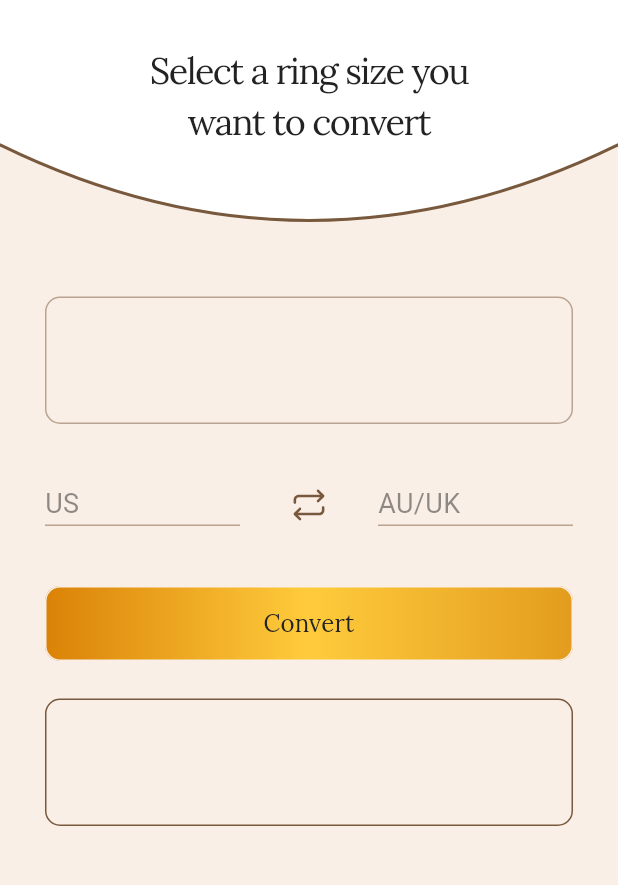
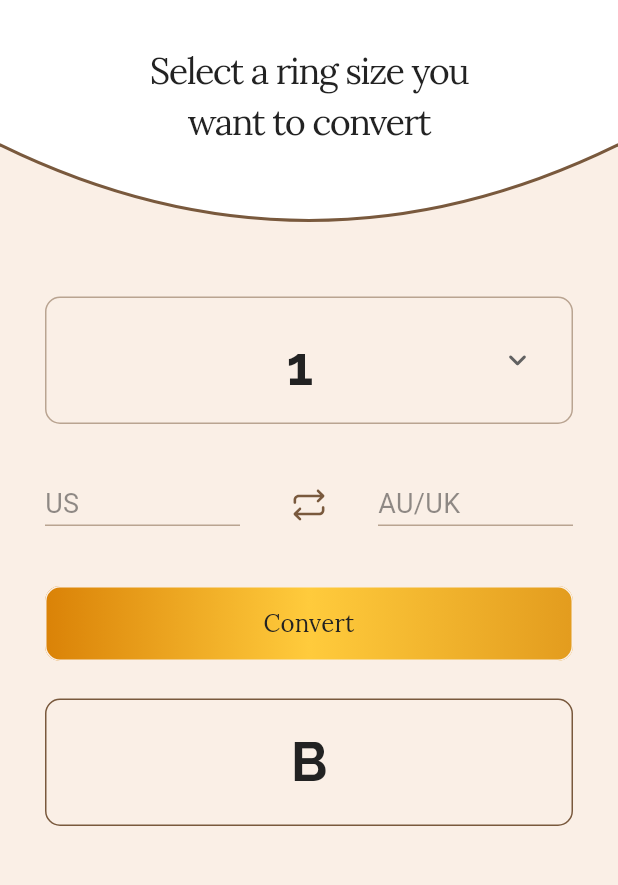
Before and after one commit to s0urav-hald3r/ring_sizer, a Flutter app: the ConverterPage screen opened directly, after a tap on "Convert", on a phone screen of 412 x 824 dp, the part 83-968 px from its top. Run offline on Flutter 3.47's test engine with Material 3 defaults, Android fonts, the phone set to English and light mode, and no system bars; drawn by our look-alikes of dropdown_button2; our stand-ins replace dotted_border, flutter_svg, get, get_storage, google_fonts, page_transition and 1 more; accounts and stored records are empty; Roboto replaces fonts that are missing (Montaga).

Commit message:
convert page controller configuration done

```diff
--- a/lib/components/converter_section.dart
+++ b/lib/components/converter_section.dart
@@ -25,7 +25,7 @@ class ConverterSection extends StatelessWidget {
         ),
         child: Obx(
           () => Text(
-            controller.to,
+            controller.from,
             style: GoogleFonts.montaga(
               fontSize: 18,
               fontWeight: FontWeight.w400,
@@ -50,7 +50,7 @@ class ConverterSection extends StatelessWidget {
         ),
         child: Obx(
           () => Text(
-            controller.from,
+            controller.to,
             style: GoogleFonts.montaga(
               fontSize: 18,
               fontWeight: FontWeight.w400,
--- /dev/null
+++ b/lib/components/custom_drop_down_button.dart
@@ -0,0 +1,95 @@
+import 'package:dropdown_button2/dropdown_button2.dart';
+import 'package:flutter/material.dart';
+import 'package:google_fonts/google_fonts.dart';
+import 'package:ring_sizer/config/constants.dart';
+
+class CustomDropDownButton extends StatelessWidget {
+  final List<String> items;
+  final String selectedValue;
+  final Function onChanged;
+  const CustomDropDownButton({
+    super.key,
+    required this.items,
+    required this.selectedValue,
+    required this.onChanged,
+  });
+
+  @override
+  Widget build(BuildContext context) {
+    return DropdownButtonHideUnderline(
+      child: DropdownButton2(
+        items: items.map(
+          (item) {
+            String first = item.split(' ')[0];
+
+            bool isfloat = item.split(' ').length > 1;
+            String second = '';
+            if (isfloat) {
+              second = item.split(' ')[1];
+            }
+
+            return DropdownMenuItem<String>(
+              value: item,
+              child: Row(mainAxisSize: MainAxisSize.min, children: [
+                Text(
+                  first,
+                  style: GoogleFonts.raleway(
+                    fontSize: 36,
+                    fontWeight: FontWeight.w700,
+                    color: textColor,
+                  ),
+                ),
+                if (isfloat) ...[
+                  const SizedBox(width: 2.5),
+                  Text(
+                    second,
+                    style: GoogleFonts.raleway(
+                      fontSize: 18,
+                      fontWeight: FontWeight.w400,
+                      color: secondaryColor,
+                      height: -1, // Adjust this value
+                    ),
+                  ),
+                ]
+              ]),
+            );
+          },
+        ).toList(),
+        value: selectedValue,
+        onChanged: (value) {
+          onChanged(value);
+        },
+        buttonStyleData: ButtonStyleData(
+          height: 85,
+          width: MediaQuery.of(context).size.width,
+          padding: const EdgeInsets.fromLTRB(160, 18, 24, 18),
+          decoration: BoxDecoration(
+            borderRadius: BorderRadius.circular(10),
+            border: Border.all(
+              color: secondaryColor.withOpacity(.5),
+            ),
+          ),
+        ),
+        iconStyleData: const IconStyleData(
+          icon: Icon(Icons.keyboard_arrow_down_rounded),
+          iconSize: 24,
+        ),
+        dropdownStyleData: DropdownStyleData(
+          offset: const Offset(0, -5),
+          width: MediaQuery.of(context).size.width - 60,
+          padding: const EdgeInsets.all(10),
+          maxHeight: 300,
+          decoration: BoxDecoration(
+            borderRadius: BorderRadius.circular(10),
+            color: Colors.white,
+          ),
+          elevation: 1,
+        ),
+        menuItemStyleData: const MenuItemStyleData(
+          height: 60,
+          padding: EdgeInsets.symmetric(horizontal: 20),
+        ),
+      ),
+    );
+  }
+}
--- a/lib/controllers/converter_controller.dart
+++ b/lib/controllers/converter_controller.dart
@@ -3,22 +3,105 @@ import 'package:get/get.dart';
 class ConverterController extends GetxController {
   static ConverterController get instance => Get.find();
 
+  // Ring size chart
+  final List<List<dynamic>> ringChart = [
+    //DIAMETER(MM),USA, UK
+    [12.37, '1', 'B'],
+    [13.2, '2', 'D'],
+    [13.7, '2 1/2', 'E'],
+    [14.0, '3', 'F'],
+    [14.4, '3 1/2', 'G'],
+    [14.7, '3 3/4', 'G 1/2'],
+    [15.0, '4', 'H 1/2'],
+    [15.4, '4 1/2', 'I 1/2'],
+    [15.7, '5', 'J 1/2'],
+    [16.0, '5 1/2', 'K 1/2'],
+    [16.4, '5 3/4', 'L'],
+    [16.7, '6', 'L 1/2'],
+    [17.0, '6 1/2', 'M 1/2'],
+    [17.4, '7', '0'],
+    [17.7, '7 1/2', 'P'],
+    [18.0, '8', 'Q'],
+    [18.4, '8 1/2', 'R'],
+    [18.7, '9', 'S'],
+    [19.4, '10', 'T 1/2'],
+    [19.7, '10 1/4', 'U'],
+    [20.0, '10 1/2', 'U 1/2'],
+    [20.4, '11', 'V 1/2'],
+    [20.7, '11 1/2', 'W 1/2'],
+    [21.0, '12', 'Y'],
+    [21.4, '12 1/2', 'Z'],
+    [21.7, '13', 'Z 1/2'],
+  ];
+
+  @override
+  void onInit() {
+    super.onInit();
+    ringSizeList = ringChart.map((ring) => ring[1].toString()).toList();
+    selectedSize = ringSizeList.first;
+  }
+
   // Variables
-  final RxString _to = 'US'.obs;
-  final RxString _from = 'AU/UK'.obs;
+  final RxString _from = 'US'.obs;
+  final RxString _to = 'AU/UK'.obs;
+  final RxString _selectedSize = ''.obs;
+  final RxString _convertSize = ''.obs;
+
+  final RxList<String> _ringSizeList = <String>[].obs;
 
   // Getters
+  String get from => _from.value;
   String get to => _to.value;
-  String get from => _from.value;
+  String get selectedSize => _selectedSize.value;
+  String get convertSize => _convertSize.value;
+
+  List<String> get ringSizeList => _ringSizeList;
 
   // Setters
+  set from(String value) => _from.value = value;
   set to(String value) => _to.value = value;
-  set from(String value) => _from.value = value;
+  set selectedSize(String value) => _selectedSize.value = value;
+  set convertSize(String value) => _convertSize.value = value;
+
+  set ringSizeList(List<String> value) => _ringSizeList.value = value;
 
   // Functions
   void toggleVariable() {
     String temp = to;
     to = from;
     from = temp;
+
+    if (from == 'US' && to == 'AU/UK') {
+      ringSizeList = ringChart.map((ring) => ring[1].toString()).toList();
+      selectedSize = ringSizeList.first;
+    }
+    if (from == 'AU/UK' && to == 'US') {
+      ringSizeList = ringChart.map((ring) => ring[2].toString()).toList();
+      selectedSize = ringSizeList.first;
+    }
+  }
+
+  void convertRingSize() {
+    if (from == 'US' && to == 'AU/UK') {
+      convertSize = ringChart.firstWhere((ring) => ring[1] == selectedSize)[2];
+    }
+    if (from == 'AU/UK' && to == 'US') {
+      convertSize = ringChart.firstWhere((ring) => ring[2] == selectedSize)[1];
+    }
+  }
+
+  bool isRingFloatValue() {
+    return convertSize.split(' ').length > 1;
+  }
+
+  String getRingFirstValue() {
+    return convertSize.split(' ')[0];
+  }
+
+  String? getRingSecondValue() {
+    if (isRingFloatValue()) {
+      return convertSize.split(' ')[1];
+    }
+    return null;
   }
 }
--- a/lib/views/converter_page.dart
+++ b/lib/views/converter_page.dart
@@ -1,10 +1,13 @@
 import 'package:flutter/material.dart';
+import 'package:get/get.dart';
 import 'package:google_fonts/google_fonts.dart';
 import 'package:ring_sizer/components/converter_clipper.dart';
 import 'package:ring_sizer/components/converter_painter.dart';
 import 'package:ring_sizer/components/converter_section.dart';
+import 'package:ring_sizer/components/custom_drop_down_button.dart';
 import 'package:ring_sizer/components/settings_appbar.dart';
 import 'package:ring_sizer/config/constants.dart';
+import 'package:ring_sizer/controllers/converter_controller.dart';
 
 class ConverterPage extends StatelessWidget {
   const ConverterPage({super.key});
@@ -12,6 +15,7 @@ class ConverterPage extends StatelessWidget {
   @override
   Widget build(BuildContext context) {
     Size size = MediaQuery.of(context).size;
+    final controller = ConverterController.instance;
 
     return Scaffold(
       body: SafeArea(
@@ -48,13 +52,13 @@ class ConverterPage extends StatelessWidget {
                     padding: const EdgeInsets.symmetric(horizontal: 30),
                     child: Column(children: [
                       const SizedBox(height: 100),
-                      Container(
-                        height: 85,
-                        decoration: BoxDecoration(
-                          borderRadius: BorderRadius.circular(10),
-                          border: Border.all(
-                            color: secondaryColor.withOpacity(.5),
-                          ),
+                      Obx(
+                        () => CustomDropDownButton(
+                          items: controller.ringSizeList,
+                          selectedValue: controller.selectedSize,
+                          onChanged: (value) {
+                            controller.selectedSize = value;
+                          },
                         ),
                       ),
                       const SizedBox(height: 40),
@@ -76,15 +80,44 @@ class ConverterPage extends StatelessWidget {
                               color: textColor,
                             ),
                           ),
-                          onPressed: () {},
+                          onPressed: () {
+                            controller.convertRingSize();
+                          },
                         ),
                       ),
                       const SizedBox(height: 25),
-                      Container(
-                        height: 85,
-                        decoration: BoxDecoration(
-                          borderRadius: BorderRadius.circular(10),
-                          border: Border.all(color: secondaryColor),
+                      Obx(
+                        () => Container(
+                          height: 85,
+                          decoration: BoxDecoration(
+                            borderRadius: BorderRadius.circular(10),
+                            border: Border.all(color: secondaryColor),
+                          ),
+                          child: Center(
+                            child:
+                                Row(mainAxisSize: MainAxisSize.min, children: [
+                              Text(
+                                controller.getRingFirstValue(),
+                                style: GoogleFonts.raleway(
+                                  fontSize: 36,
+                                  fontWeight: FontWeight.w700,
+                                  color: textColor,
+                                ),
+                              ),
+                              if (controller.isRingFloatValue()) ...[
+                                const SizedBox(width: 2.5),
+                                Text(
+                                  controller.getRingSecondValue()!,
+                                  style: GoogleFonts.raleway(
+                                    fontSize: 18,
+                                    fontWeight: FontWeight.w400,
+                                    color: secondaryColor,
+                                    height: -1, // Adjust this value
+                                  ),
+                                ),
+                              ]
+                            ]),
+                          ),
                         ),
                       ),
                     ]),
--- a/pubspec.yaml
+++ b/pubspec.yaml
@@ -43,6 +43,7 @@ dependencies:
   page_transition: ^2.1.0
   skeletonizer: ^1.4.2
   intl: ^0.19.0
+  dropdown_button2: ^2.3.9
 
 dev_dependencies:
   flutter_test:
```
Also changed, not shown: pubspec.lock.
